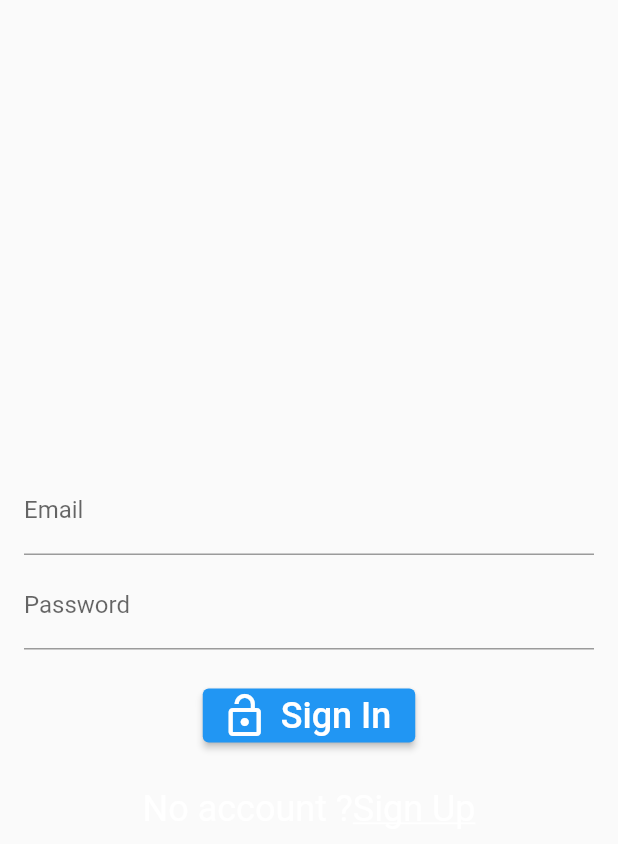
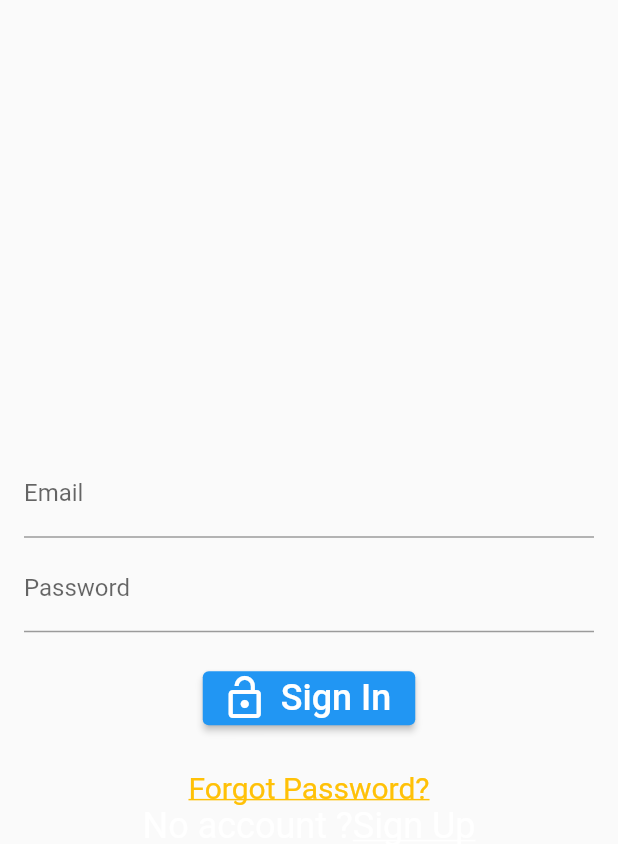
Before and after one commit to aryanmaheshwari1420/MovieDescription, a Flutter app: the screen it shows after launch, on a phone screen of 412 x 824 dp. Shown: the top 844 px of the screen. Run offline on Flutter 3.47's test engine with Material 2 defaults, Android fonts, the phone set to English and light mode, and no system bars; our stand-ins replace cloud_firestore, email_validator, firebase_auth, firebase_core; accounts and stored records are empty.

Commit message:
done upto signup

```diff
--- a/lib/authentication/login.dart
+++ b/lib/authentication/login.dart
@@ -70,6 +70,15 @@ class _LoginWidgetState extends State<LoginWidget> {
           const SizedBox(
             height: 24,
           ),
+          GestureDetector(
+            child: const Text('Forgot Password?',
+            style: TextStyle(
+                  decoration: TextDecoration.underline,
+                  color: Colors.amber,
+                  fontSize: 20,
+            ),
+            ),
+          ),
           RichText(
               text:  TextSpan(
                   text: 'No account ?',
--- a/lib/utils/util.dart
+++ b/lib/utils/util.dart
@@ -2,11 +2,9 @@ import 'package:flutter/material.dart';
 
 class Utils {
 
-   final messengerkey = GlobalKey<ScaffoldMessengerState>();
-  static showSnackBar(String? text) {
-
+  static final messengerkey = GlobalKey<ScaffoldMessengerState>();
+  static void showSnackBar(String? text) {
   if (text == null) return;
-
    final snackBar = SnackBar(
       content: Text(text),
       backgroundColor: Colors.red,);
```
